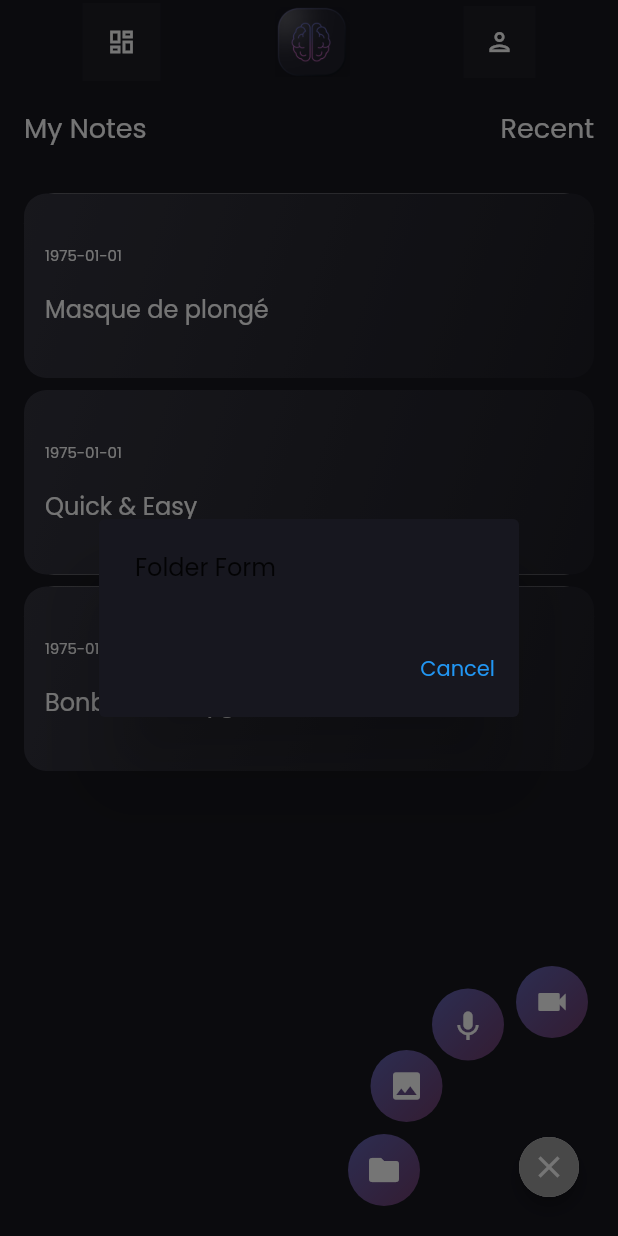
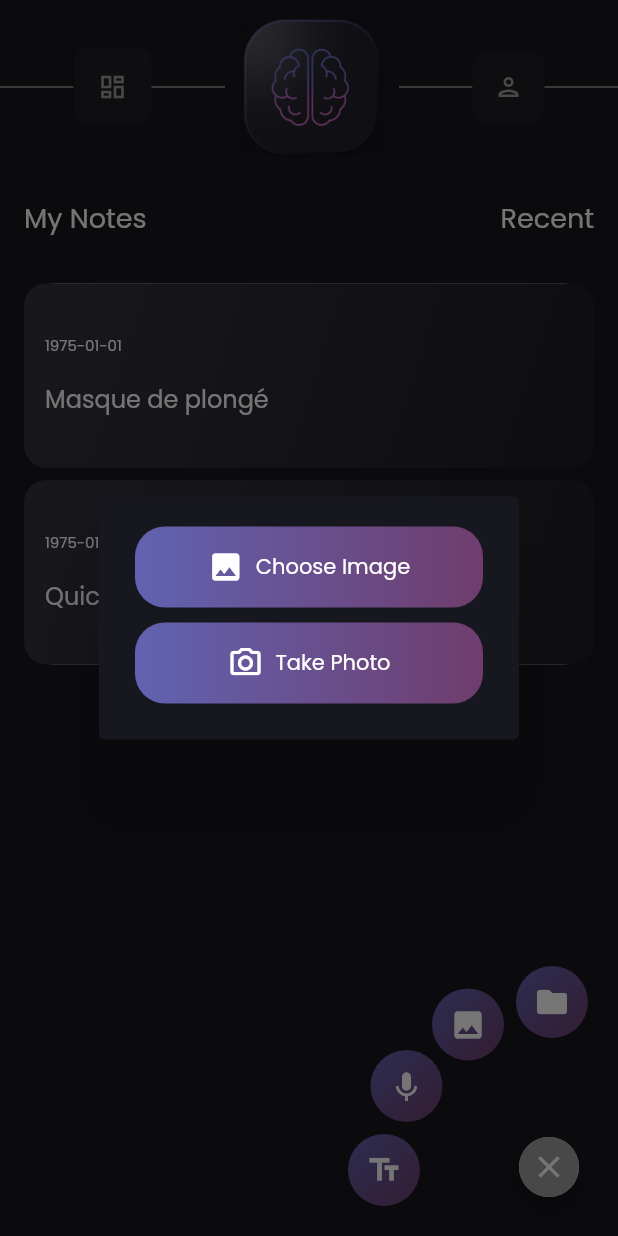
Before and after one commit to Amstrong1/brain, a Flutter app: the HomePage screen opened directly with empty values, after a tap on the "close" icon, after a tap on the "insert photo" icon, on a phone screen of 412 x 824 dp. Run offline on Flutter 3.47's test engine with Material 2 defaults, Android fonts, the phone set to English and light mode, and no system bars; our stand-ins replace image_picker, sqflite; accounts and stored records are empty.

Commit message:
create widgets

```diff
--- a/lib/helpers/setters.dart
+++ b/lib/helpers/setters.dart
@@ -11,9 +11,9 @@ final dummyNoteList = [
     date: '1975-01-01',
     title: 'Quick & Easy',
   ),
-  Note(
-    id: 3,
-    date: '1975-01-01',
-    title: 'Bonbone d\'oxygène',
-  )
+  // Note(
+  //   id: 3,
+  //   date: '1975-01-01',
+  //   title: 'Bonbone d\'oxygène',
+  // )
 ];
--- a/lib/screens/home.dart
+++ b/lib/screens/home.dart
@@ -4,31 +4,39 @@ import 'package:flutter/material.dart';
 
 import '../helpers/database.dart';
 import '../helpers/setters.dart';
+import '../widgets/app_bar.dart';
 import '../models/note.dart';
+import '../widgets/image_form.dart';
+import '../widgets/text_form.dart';
 
-class HomePage extends StatelessWidget {
+class HomePage extends StatefulWidget {
   final DatabaseHelper databaseHelper;
 
   const HomePage({
     Key? key,
     required this.databaseHelper,
   }) : super(key: key);
+  @override
+  // ignore: library_private_types_in_public_api
+  _HomePageState createState() => _HomePageState();
+}
 
+class _HomePageState extends State<HomePage> {
   void _showAction(BuildContext context, int index) {
     late Widget form;
 
     switch (index) {
       case 0:
-        form = folderForm();
+        form = const TextForm();
         break;
       case 1:
-        form = imageForm();
+        form = microphoneForm();
         break;
       case 2:
-        form = microphoneForm();
+        form = const ImageForm();
         break;
       case 3:
-        form = textForm();
+        form = folderForm();
         break;
       default:
         break;
@@ -39,98 +47,33 @@ class HomePage extends StatelessWidget {
         return AlertDialog(
           backgroundColor: const Color(0xFF17171F),
           content: form,
-          actions: [
-            TextButton(
-              onPressed: () => Navigator.of(context).pop(),
-              child: const Text('Cancel'),
-            ),
-          ],
         );
       },
     );
   }
 
   Widget folderForm() {
-    return Column(
-      crossAxisAlignment: CrossAxisAlignment.stretch,
-      children: [
-        const Text(
-          'AI Brain Search',
-          style: TextStyle(
-            fontSize: 18,
-            color: Colors.white,
-            fontWeight: FontWeight.bold,
-          ),
-        ),
-        Expanded(
-          child: Row(
-            children: [
-              Expanded(
-                child: Padding(
-                  padding: const EdgeInsets.all(8.0),
-                  child: TextFormField(
-                    style: const TextStyle(color: Colors.white),
-                    maxLines: null,
-                    minLines: 3,
-                    decoration: const InputDecoration(
-                      hintText: 'Searching for',
-                      hintStyle: TextStyle(color: Colors.grey),
-                      filled: true,
-                      fillColor: Color.fromRGBO(30, 30, 38, 1),
-                      border: OutlineInputBorder(),
-                    ),
-                  ),
-                ),
-              ),
-              IconButton(
-                icon: const Icon(Icons.keyboard_voice),
-                onPressed: () {},
-              ),
-            ],
-          ),
-        ),
-        Container(
-          decoration: const BoxDecoration(
-            borderRadius: BorderRadius.all(Radius.circular(20.0)),
-            gradient: LinearGradient(colors: [
-              Color(0xFF6163B1),
-              Color(0xFF6F3D6D),
-            ]),
-          ),
-          child: ElevatedButton(
-            style: ElevatedButton.styleFrom(
-              backgroundColor: Colors.transparent,
-              shadowColor: Colors.transparent,
-              padding: const EdgeInsets.all(20),
-              shape: RoundedRectangleBorder(
-                borderRadius: BorderRadius.circular(20.0),
-              ),
-            ),
-            onPressed: () {},
-            child: const Text('Search'),
-          ),
-        ),
-      ],
+    return const Text(
+      'Folder Form',
+      style: TextStyle(color: Colors.white),
     );
   }
 
-  Widget imageForm() {
-    return const Text('Folder Form');
-  }
-
   Widget microphoneForm() {
-    return const Text('Folder Form');
-  }
-
-  Widget textForm() {
-    return const Text('Folder Form');
+    return const Text(
+      'Voice Form',
+      style: TextStyle(color: Colors.white),
+    );
   }
 
   @override
   Widget build(BuildContext context) {
     return Scaffold(
       backgroundColor: const Color(0xFF17171F),
-      appBar: myAppBar(),
+      appBar: const PreferredSize(
+        preferredSize: Size.fromHeight(180),
+        child: MyAppBar(),
+      ),
       body: Column(
         children: [
           Container(
@@ -167,19 +110,19 @@ class HomePage extends StatelessWidget {
         children: [
           ActionButton(
             onPressed: () => _showAction(context, 0),
-            icon: const Icon(Icons.folder),
+            icon: const Icon(Icons.text_fields),
           ),
           ActionButton(
             onPressed: () => _showAction(context, 1),
+            icon: const Icon(Icons.keyboard_voice),
+          ),
+          ActionButton(
+            onPressed: () => _showAction(context, 2),
             icon: const Icon(Icons.insert_photo),
           ),
           ActionButton(
-            onPressed: () => _showAction(context, 2),
-            icon: const Icon(Icons.keyboard_voice),
-          ),
-          ActionButton(
             onPressed: () => _showAction(context, 3),
-            icon: const Icon(Icons.videocam),
+            icon: const Icon(Icons.folder),
           ),
         ],
       ),
@@ -401,7 +344,10 @@ class ActionButton extends StatelessWidget {
 
   @override
   Widget build(BuildContext context) {
-    return Ink(
+    return Positioned(
+      right: 16.0,
+      bottom: 16.0,
+      child: Ink(
         decoration: const ShapeDecoration(
           shape: CircleBorder(),
           gradient: LinearGradient(
@@ -414,6 +360,7 @@ class ActionButton extends StatelessWidget {
           onPressed: onPressed,
           icon: icon,
           color: Colors.white,
+        ),
       ),
     );
   }
@@ -439,75 +386,6 @@ class FakeItem extends StatelessWidget {
       ),
     );
   }
-}
-
-AppBar myAppBar() {
-  return AppBar(
-    backgroundColor: const Color(0xFF17171F),
-    elevation: 0,
-    title: Row(
-      mainAxisAlignment: MainAxisAlignment.spaceBetween,
-      children: [
-        const VerticalDivider(
-          color: Colors.white,
-          width: 2.0,
-          thickness: 2.0,
-        ),
-        Container(
-          padding: const EdgeInsets.all(2.0),
-          decoration: const BoxDecoration(
-            shape: BoxShape.rectangle,
-            color: Color.fromRGBO(30, 30, 38, 1),
-          ),
-          child: IconButton(
-            icon: const Icon(
-              Icons.dashboard_outlined,
-              size: 20,
-            ),
-            onPressed: () {
-              // Handle your first icon press
-            },
-          ),
-        ),
-        const VerticalDivider(
-          color: Colors.white, // You can customize the color of the divider
-          width: 2.0,
-          thickness: 2.0,
-        ),
-        Image.asset(
-          'assets/icons/brain.png',
-          height: 50,
-          width: 50,
-        ),
-        const VerticalDivider(
-          color: Colors.white,
-          width: 2.0,
-          thickness: 2.0,
-        ),
-        Container(
-          // padding: const EdgeInsets.all(2.0),
-          decoration: const BoxDecoration(
-            shape: BoxShape.rectangle,
-            color: Color.fromRGBO(30, 30, 38, 1),
-          ),
-          child: IconButton(
-            icon: const Icon(
-              Icons.person_outlined,
-              size: 20,
-            ), // Replace with your third icon
-            onPressed: () {
-              // Handle your third icon press
-            },
-          ),
-        ),
-        const VerticalDivider(
-          color: Colors.white,
-          width: 2.0,
-          thickness: 2.0,
-        ),
-      ],
-    ),
-  );
 }
 
 class NoteListView extends StatelessWidget {
@@ -546,14 +424,20 @@ class NoteListView extends StatelessWidget {
                   padding: const EdgeInsets.all(8),
                   child: Text(
                     noteList[index].date,
-                    style: const TextStyle(color: Colors.white, fontSize: 10.0),
+                    style: const TextStyle(
+                      color: Colors.white,
+                      fontSize: 10.0,
+                    ),
                   ),
                 ),
                 subtitle: Padding(
                   padding: const EdgeInsets.all(8),
                   child: Text(
                     noteList[index].title,
-                    style: const TextStyle(color: Colors.white, fontSize: 16.0),
+                    style: const TextStyle(
+                      color: Colors.white,
+                      fontSize: 16.0,
+                    ),
                   ),
                 ),
               ),
--- /dev/null
+++ b/lib/widgets/app_bar.dart
@@ -0,0 +1,169 @@
+import 'package:flutter/material.dart';
+
+class MyAppBar extends StatelessWidget {
+  const MyAppBar({Key? key}) : super(key: key);
+
+  @override
+  Widget build(BuildContext context) {
+    return Container(
+      color: const Color(0xFF17171F),
+      child: Expanded(
+        child: Row(
+          mainAxisAlignment: MainAxisAlignment.spaceBetween,
+          children: [
+            const Expanded(
+              child: Divider(
+                color: Colors.grey,
+                thickness: 1.0,
+              ),
+            ),
+            Container(
+              padding: const EdgeInsets.all(2.0),
+              decoration: const BoxDecoration(
+                shape: BoxShape.rectangle,
+                color: Color.fromRGBO(30, 30, 38, 1),
+                borderRadius: BorderRadius.all(
+                  Radius.circular(10),
+                ),
+              ),
+              child: IconButton(
+                icon: const Icon(
+                  Icons.dashboard_outlined,
+                  color: Colors.grey,
+                  size: 20,
+                ),
+                onPressed: () {
+                  // Handle your first icon press
+                },
+              ),
+            ),
+            const Expanded(
+              child: Divider(
+                color: Colors.grey,
+                thickness: 1.0,
+              ),
+            ),
+            // brain icon
+            TextButton(
+              onPressed: () => showDialog<String>(
+                context: context,
+                builder: (BuildContext context) => AlertDialog(
+                  title: const Text(
+                    'AI Brain Search',
+                    style: TextStyle(color: Colors.white),
+                  ),
+                  backgroundColor: const Color(0xFF17171F),
+                  content: SizedBox(
+                    height: 210,
+                    child: Column(
+                      crossAxisAlignment: CrossAxisAlignment.stretch,
+                      children: [
+                        Expanded(
+                          child: Row(
+                            children: [
+                              Expanded(
+                                child: TextFormField(
+                                  style: const TextStyle(color: Colors.white),
+                                  maxLines: null,
+                                  minLines: 3,
+                                  decoration: InputDecoration(
+                                    hintText: 'Searching for...',
+                                    hintStyle: const TextStyle(
+                                      color: Colors.grey,
+                                      fontSize: 12,
+                                    ),
+                                    filled: true,
+                                    fillColor:
+                                        const Color.fromRGBO(30, 30, 38, 1),
+                                    border: OutlineInputBorder(
+                                      borderRadius: BorderRadius.circular(10.0),
+                                    ),
+                                  ),
+                                ),
+                              ),
+                              Ink(
+                                decoration: const ShapeDecoration(
+                                  shape: CircleBorder(),
+                                  color: Color(0xFF6F3D6D),
+                                ),
+                                child: IconButton(
+                                  icon: const Icon(
+                                    Icons.keyboard_voice,
+                                    color: Colors.white,
+                                  ),
+                                  onPressed: () {},
+                                ),
+                              )
+                            ],
+                          ),
+                        ),
+                        Container(
+                          decoration: const BoxDecoration(
+                            borderRadius:
+                                BorderRadius.all(Radius.circular(20.0)),
+                            gradient: LinearGradient(colors: [
+                              Color(0xFF6163B1),
+                              Color(0xFF6F3D6D),
+                            ]),
+                          ),
+                          child: ElevatedButton(
+                            style: ElevatedButton.styleFrom(
+                              backgroundColor: Colors.transparent,
+                              shadowColor: Colors.transparent,
+                              padding: const EdgeInsets.all(20),
+                              shape: RoundedRectangleBorder(
+                                borderRadius: BorderRadius.circular(20.0),
+                              ),
+                            ),
+                            onPressed: () {},
+                            child: const Text('Search'),
+                          ),
+                        ),
+                      ],
+                    ),
+                  ),
+                ),
+              ),
+              child: Image.asset(
+                'assets/icons/brain.png',
+                height: 100,
+                width: 100,
+              ),
+            ),
+            const Expanded(
+              child: Divider(
+                color: Colors.grey,
+                thickness: 1.0,
+              ),
+            ),
+            Container(
+              decoration: const BoxDecoration(
+                shape: BoxShape.rectangle,
+                color: Color.fromRGBO(30, 30, 38, 1),
+                borderRadius: BorderRadius.all(
+                  Radius.circular(10),
+                ),
+              ),
+              child: IconButton(
+                icon: const Icon(
+                  Icons.person_outlined,
+                  color: Colors.grey,
+                  size: 20,
+                ), // Replace with your third icon
+                onPressed: () {
+                  // Handle your third icon press
+                },
+              ),
+            ),
+            const Expanded(
+              child: Divider(
+                color: Colors.grey,
+                thickness: 1.0,
+              ),
+            ),
+          ],
+        ),
+      ),
+    );
+  }
+}
--- /dev/null
+++ b/lib/widgets/image_form.dart
@@ -0,0 +1,82 @@
+import 'package:flutter/material.dart';
+import 'package:image_picker/image_picker.dart';
+
+class ImageForm extends StatefulWidget {
+  const ImageForm({super.key});
+
+  @override
+  // ignore: library_private_types_in_public_api
+  _ImageFormState createState() => _ImageFormState();
+}
+
+class _ImageFormState extends State<ImageForm> {
+  XFile? image;
+
+  @override
+  Widget build(BuildContext context) {
+    return Column(
+      mainAxisSize: MainAxisSize.min,
+      children: [
+        Container(
+          width: double.infinity,
+          decoration: const BoxDecoration(
+            borderRadius: BorderRadius.all(Radius.circular(20.0)),
+            gradient: LinearGradient(colors: [
+              Color(0xFF6163B1),
+              Color(0xFF6F3D6D),
+            ]),
+          ),
+          child: ElevatedButton.icon(
+            style: ElevatedButton.styleFrom(
+              backgroundColor: Colors.transparent,
+              shadowColor: Colors.transparent,
+              padding: const EdgeInsets.all(15),
+              shape: RoundedRectangleBorder(
+                borderRadius: BorderRadius.circular(20.0),
+              ),
+            ),
+            onPressed: () async {
+              final ImagePicker picker = ImagePicker();
+              final img = await picker.pickImage(source: ImageSource.gallery);
+              setState(() {
+                image = img;
+              });
+            },
+            label: const Text('Choose Image'),
+            icon: const Icon(Icons.image),
+          ),
+        ),
+        const SizedBox(height: 10),
+        Container(
+          width: double.infinity,
+          decoration: const BoxDecoration(
+            borderRadius: BorderRadius.all(Radius.circular(20.0)),
+            gradient: LinearGradient(colors: [
+              Color(0xFF6163B1),
+              Color(0xFF6F3D6D),
+            ]),
+          ),
+          child: ElevatedButton.icon(
+            style: ElevatedButton.styleFrom(
+              backgroundColor: Colors.transparent,
+              shadowColor: Colors.transparent,
+              padding: const EdgeInsets.all(15),
+              shape: RoundedRectangleBorder(
+                borderRadius: BorderRadius.circular(20.0),
+              ),
+            ),
+            onPressed: () async {
+              final ImagePicker picker = ImagePicker();
+              final img = await picker.pickImage(source: ImageSource.camera);
+              setState(() {
+                image = img;
+              });
+            },
+            label: const Text('Take Photo'),
+            icon: const Icon(Icons.camera_alt_outlined),
+          ),
+        ),
+      ],
+    );
+  }
+}
--- a/pubspec.yaml
+++ b/pubspec.yaml
@@ -37,6 +37,9 @@ dependencies:
   cupertino_icons: ^1.0.2
   sqflite: ^2.3.0
   path: ^1.8.3
+  image_picker: ^1.0.4
+  record: ^5.0.1
+  audioplayers: ^5.2.1
 
 dev_dependencies:
   flutter_test:
```
Also changed, not shown: lib/widgets/text_form.dart (added, +56 -0 lines), lib/widgets/mirophone_form.dart (added), pubspec.lock, 7 other files. Lines whose indentation alone changed are shown as unchanged.
